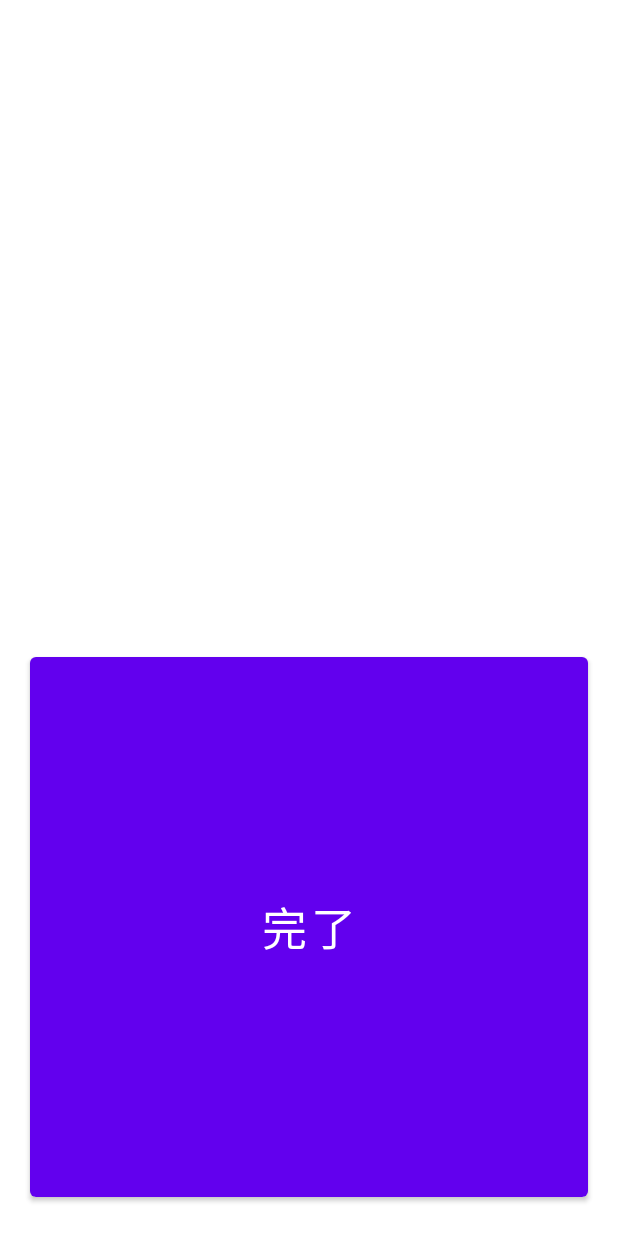
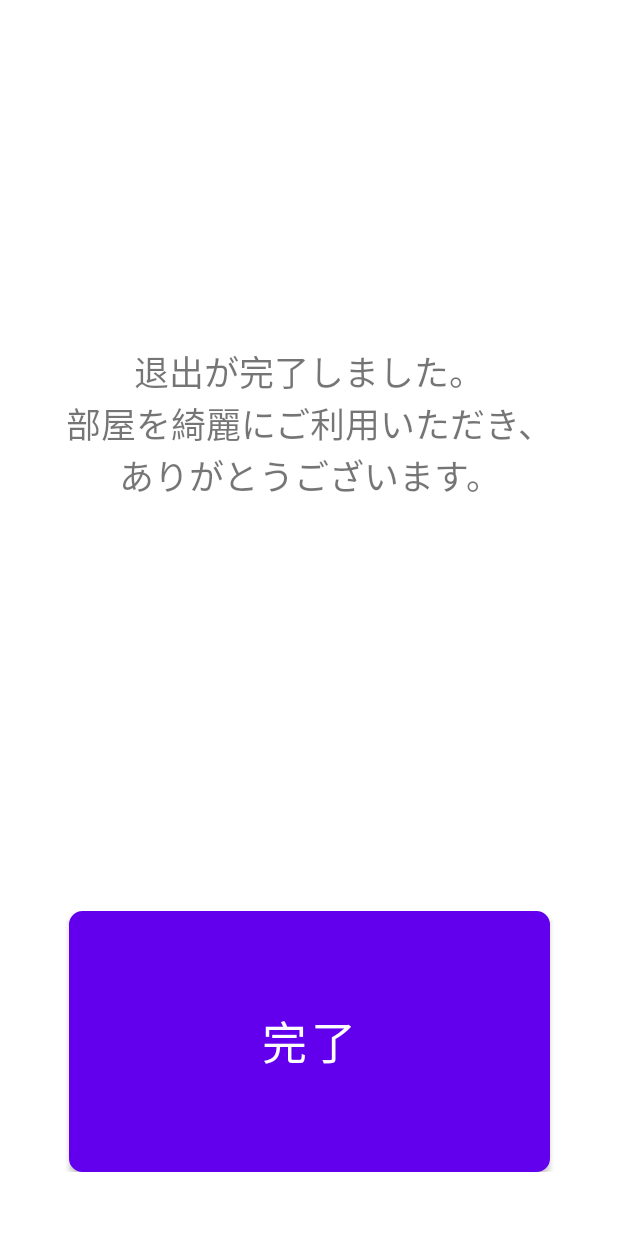
Before and after one commit to HLF2479/COMforTABLE, an Android app: the layout activity_quit.xml on its own in the app's theme, with its tools: preview values and no code run, on a phone screen of 412 x 824 dp. Run offline under Robolectric (Android 15) with nearby library versions, the phone set to English and light mode, and no system bars.

```diff
--- a/app/src/main/java/se2_2200347/co_reserve/Attention.kt
+++ b/app/src/main/java/se2_2200347/co_reserve/Attention.kt
@@ -11,8 +11,8 @@ class Attention : AppCompatActivity() {
         setContentView(R.layout.activity_attention)
 
         val ro_number = intent.getIntExtra("ROOM", -1)
-        val text = "" + ro_number + "番の部屋を認識しました。"
-        attention_txt.setText(text)
+//        val text = "" + ro_number + "番の部屋を認識しました。"
+//        attention_txt.setText(text)
         attention_submit.setOnClickListener {
             val intent = Intent(this, Release::class.java)
             intent.putExtra("ROOM", ro_number)
--- a/app/src/main/java/se2_2200347/co_reserve/CheckSheet.kt
+++ b/app/src/main/java/se2_2200347/co_reserve/CheckSheet.kt
@@ -22,12 +22,12 @@ class CheckSheet : AppCompatActivity() {
         val roomNumber = intent.getIntExtra("ROOM", -1)
         val lockRef = database.getReference("lock/$roomNumber")
 
-        check1.setOnClickListener {
+        check2.setOnClickListener {
             lockRef.addValueEventListener(object : ValueEventListener {
                 override fun onDataChange(snapshot: DataSnapshot) {
                     val locked = snapshot.value.toString().toInt()
                     if (locked == 0) {
-                        check1.isChecked = false
+                        check2.isChecked = false
                         Toast.makeText(baseContext, "扉がロックされていません。", Toast.LENGTH_SHORT).show()
                     }
                 }
--- a/app/src/main/java/se2_2200347/co_reserve/Divide.kt
+++ b/app/src/main/java/se2_2200347/co_reserve/Divide.kt
@@ -33,7 +33,7 @@ class Divide(l : Long) {
 
         return "${year}年${month}月${day}日\n${firstHour}時${firstMin}分～${endHour}時${endMin}分\n${room}番部屋"
     }
-    private fun format02(l: Long) : String {
+    fun format02(l: Long) : String {
         return "%02d".format(l)
     }
 }
--- a/app/src/main/java/se2_2200347/co_reserve/Reader.kt
+++ b/app/src/main/java/se2_2200347/co_reserve/Reader.kt
@@ -87,12 +87,15 @@ class Reader : AppCompatActivity() {
     private fun openQRCamera() {
         qr_view.decodeContinuous(object : BarcodeCallback {
             override fun barcodeResult(result: BarcodeResult?) {
+                val resA = result.toString().toInt() / 10000 * 4
+                val resB = result.toString().toInt() % 10000 * 3
+                val sum = resB - resA
                 if (result != null && flag) {
                     onPause()
                     flag = false
                     Log.d("QRCode", "$result")
                     val intent = Intent(applicationContext, Attention::class.java)
-                    intent.putExtra("ROOM", result.toString().toInt())
+                    intent.putExtra("ROOM", sum)
                     startActivity(intent)
                     finish()
                 }
--- a/app/src/main/java/se2_2200347/co_reserve/Release.kt
+++ b/app/src/main/java/se2_2200347/co_reserve/Release.kt
@@ -16,6 +16,9 @@ class Release : AppCompatActivity() {
         val ro_number = intent.getIntExtra("ROOM", -1)
         ed.putInt("SWITCH", ro_number).apply()
 
+        val text = "ROOM${ro_number}のロックを解除しました。\n終了時間にご注意ください。"
+        release_tv.text = text
+
         release_submit.setOnClickListener {
             val intent = Intent(this, LockUnlock::class.java)
             startActivity(intent)
--- a/app/src/main/java/se2_2200347/co_reserve/Reserve.kt
+++ b/app/src/main/java/se2_2200347/co_reserve/Reserve.kt
@@ -23,7 +23,7 @@ class Reserve : AppCompatActivity() {
         calendar = Calendar.getInstance()
         calendar.add(Calendar.DATE, 13)
 
-        // 未来の選択可能日を１ヶ月後に変更
+        // 未来の選択可能日を２週間後に変更
         cal_reserve.maxDate = calendar.timeInMillis
 
         cal_reserve.setOnDateChangeListener { view, year, month, dayOfMonth ->
@@ -39,7 +39,7 @@ class Reserve : AppCompatActivity() {
             } else {
                 var intent = Intent(this, Reserve_onTime::class.java)
                 intent.putExtra("YEAR", year.toString())
-                intent.putExtra("MONTH", month.toString())
+                intent.putExtra("MONTH", (month + 1).toString())
                 intent.putExtra("DATE", dayOfMonth.toString())
                 intent.putExtra("DAY", day)
                 startActivity(intent)
--- a/app/src/main/res/layout/activity_attention.xml
+++ b/app/src/main/res/layout/activity_attention.xml
@@ -18,9 +18,9 @@
                 android:id="@+id/attention_txt"
                 android:layout_width="match_parent"
                 android:layout_height="match_parent"
-                android:gravity="center"
-                android:text="test"
-                android:textSize="28dp"
+                android:gravity="center|start"
+                android:text="@string/attention"
+                android:textSize="23dp"
                 app:layout_constraintBottom_toBottomOf="parent"
                 app:layout_constraintEnd_toEndOf="parent"
                 app:layout_constraintStart_toStartOf="parent"
--- a/app/src/main/res/layout/activity_quit.xml
+++ b/app/src/main/res/layout/activity_quit.xml
@@ -1,5 +1,6 @@
 <?xml version="1.0" encoding="utf-8"?>
-<androidx.constraintlayout.widget.ConstraintLayout xmlns:android="http://schemas.android.com/apk/res/android"
+<androidx.constraintlayout.widget.ConstraintLayout
+    xmlns:android="http://schemas.android.com/apk/res/android"
     xmlns:app="http://schemas.android.com/apk/res-auto"
     xmlns:tools="http://schemas.android.com/tools"
     android:layout_width="match_parent"
@@ -13,19 +14,44 @@
         <LinearLayout
             android:layout_width="match_parent"
             android:layout_height="match_parent"
-            android:layout_weight="1"></LinearLayout>
+            android:layout_weight="1">
+            <TextView
+                android:layout_width="match_parent"
+                android:layout_height="match_parent"
+                android:gravity="center"
+                android:text="@string/quit"
+                android:textSize="23dp" />
+        </LinearLayout>
+    <LinearLayout
+        android:layout_width="match_parent"
+        android:layout_height="match_parent"
+        android:layout_weight="3" />
+    <LinearLayout
+        android:layout_width="match_parent"
+        android:layout_height="match_parent"
+        android:layout_weight="2.5"
+        android:orientation="horizontal">
         <LinearLayout
             android:layout_width="match_parent"
             android:layout_height="match_parent"
-            android:layout_weight="1">
+            android:layout_weight="4" />
             <Button
                 android:id="@+id/quit_btn"
                 android:layout_width="match_parent"
                 android:layout_height="match_parent"
-                android:layout_margin="20dp"
-                android:text="完了"
-                android:textSize="30dp" />
-        </LinearLayout>
+                android:layout_weight="1"
+                android:text="@string/complete"
+                android:textSize="30dp"
+                android:background="@drawable/button_state" />
+        <LinearLayout
+            android:layout_width="match_parent"
+            android:layout_height="match_parent"
+            android:layout_weight="4" />
+    </LinearLayout>
+        <LinearLayout
+            android:layout_width="match_parent"
+            android:layout_height="match_parent"
+            android:layout_weight="3" />
     </LinearLayout>
 
 </androidx.constraintlayout.widget.ConstraintLayout>
--- a/app/src/main/res/layout/activity_reserve_on_time.xml
+++ b/app/src/main/res/layout/activity_reserve_on_time.xml
@@ -150,7 +150,7 @@
             android:orientation="horizontal"
             android:layout_weight="1">
             <ListView
-                android:id="@+id/re_list_reseved"
+                android:id="@+id/re_list_reserved"
                 android:layout_width="match_parent"
                 android:layout_height="match_parent"/>
         </LinearLayout>
```
Also changed, not shown: app/src/main/java/se2_2200347/co_reserve/FirebaseReserve.kt (+30 -14 lines), app/src/main/java/se2_2200347/co_reserve/List.kt (+6 -4 lines), app/src/main/java/se2_2200347/co_reserve/ListAdapter.kt (+40 -4 lines), app/src/main/java/se2_2200347/co_reserve/MainActivity.kt (+12 -9 lines), app/src/main/java/se2_2200347/co_reserve/Reserve_onTime.kt (+43 -12 lines), app/src/main/res/layout/activity_check_sheet.xml (+9 -6 lines), app/src/main/res/layout/activity_release.xml (+10 -3 lines), app/src/main/res/values/strings.xml (+9 -0 lines).
